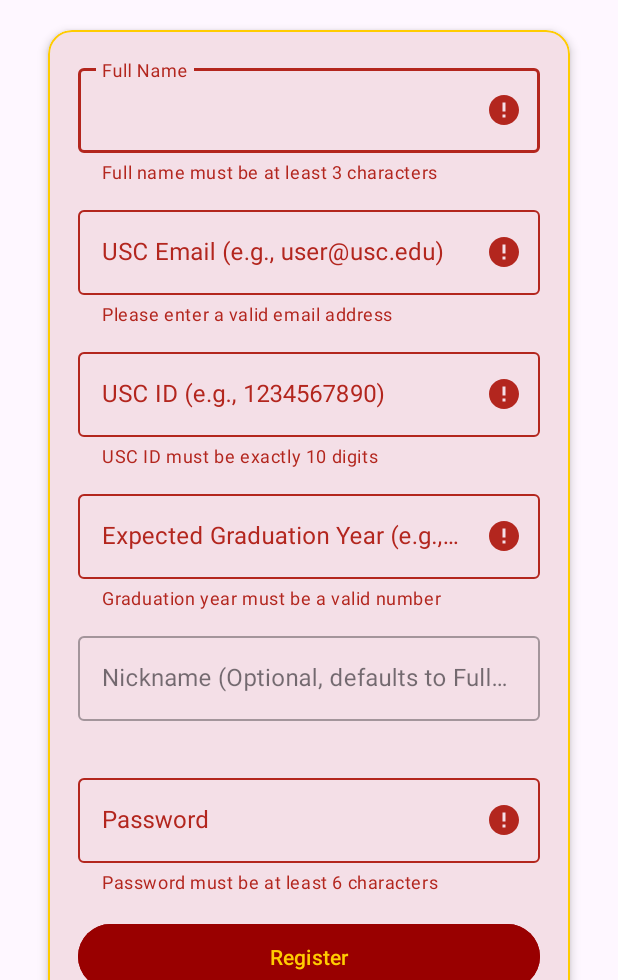
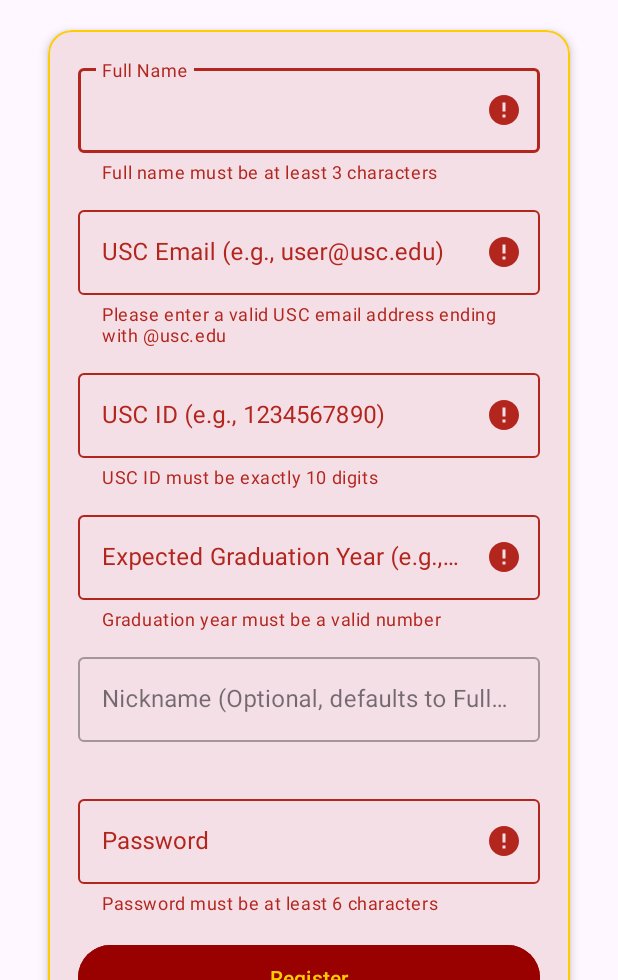
Before and after one commit to olivermonsonhaefel/CSCI-310, an Android app: the RegisterActivity screen opened directly, with no data from a screen before it, after a tap on "Register", on a phone screen of 412 x 824 dp, the part 256-1236 px from its top. Run offline under Robolectric (Android 15) with nearby library versions, the phone set to English and light mode, and no system bars; our stand-ins replace Firebase (no records; nobody signed in at launch, a user with empty details on screens opened directly); 1 other tap on this screen came first.

Commit message:
Add white-box and black-box test cases and validation fixes

```diff
--- a/app/src/main/java/com/example/trojan_rideshare/RegisterActivity.java
+++ b/app/src/main/java/com/example/trojan_rideshare/RegisterActivity.java
@@ -72,8 +72,8 @@ public class RegisterActivity extends AppCompatActivity {
             hasError = true;
         }
 
-        if (email.isEmpty() || !Patterns.EMAIL_ADDRESS.matcher(email).matches()) {
-            tilEmail.setError("Please enter a valid email address");
+        if (email.isEmpty() || !Patterns.EMAIL_ADDRESS.matcher(email).matches() || !email.toLowerCase().endsWith("@usc.edu")) {
+            tilEmail.setError("Please enter a valid USC email address ending with @usc.edu");
             hasError = true;
         }
 
```
